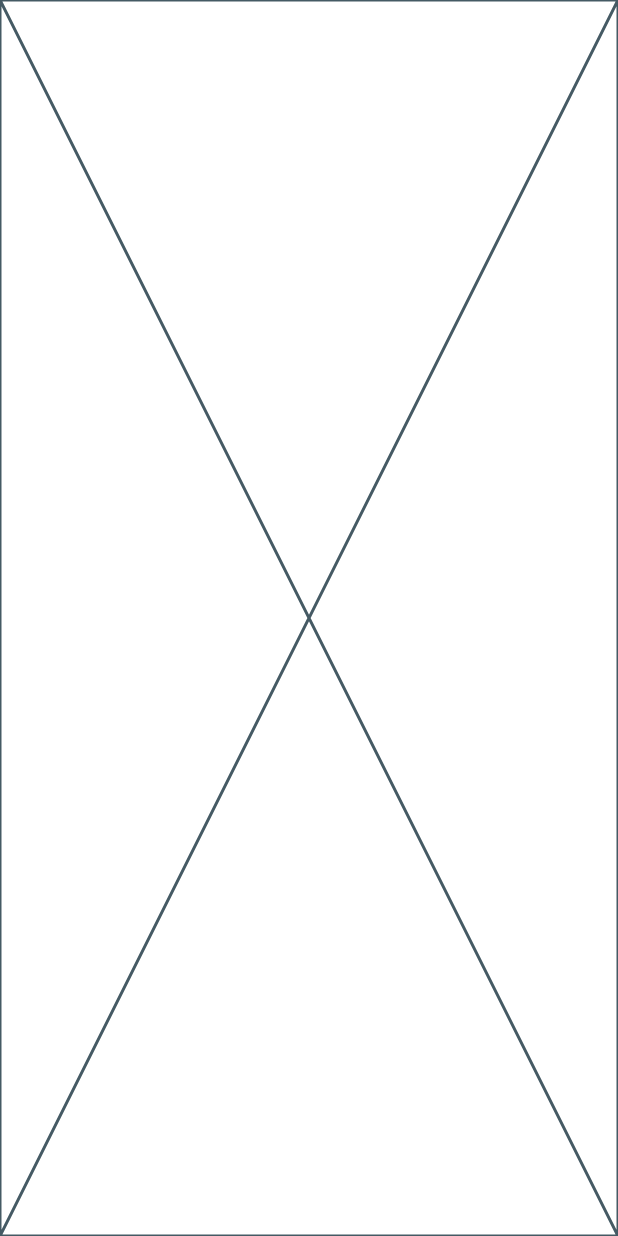
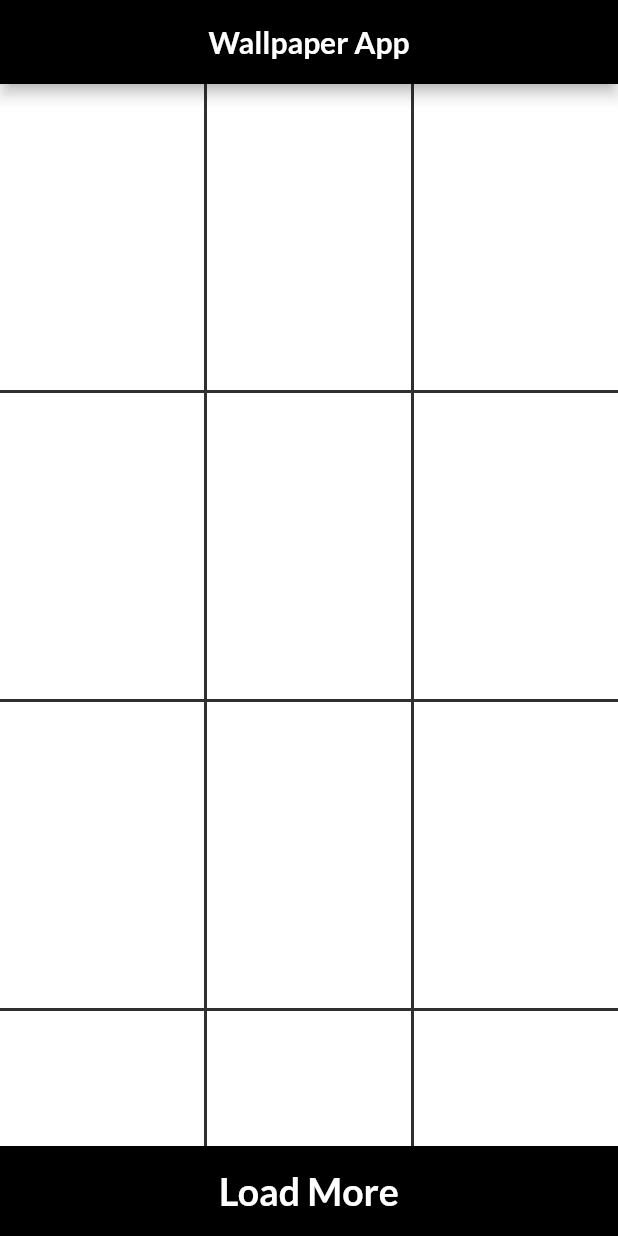
Before and after one commit to vineet-vishwakarma/Wallpaper_App, a Flutter app: the screen it shows after launch, on a phone screen of 412 x 824 dp. Run offline on Flutter 3.47's test engine with Material 2 defaults, Android fonts, the phone set to English and light mode, and no system bars; our stand-ins replace google_fonts.

Commit message:
Basic layout of app is completed

```diff
--- a/lib/main.dart
+++ b/lib/main.dart
@@ -1,4 +1,5 @@
 import 'package:flutter/material.dart';
+import 'package:wallpaper_app/wallpaper.dart';
 
 void main() {
   runApp(const MyApp());
@@ -9,6 +10,10 @@ class MyApp extends StatelessWidget {
 
   @override
   Widget build(BuildContext context) {
-    return const Placeholder();
+    return MaterialApp(
+      debugShowCheckedModeBanner: false,
+      theme: ThemeData(brightness: Brightness.dark),
+      home: const Wallpaper(),
+    );
   }
 }
--- /dev/null
+++ b/lib/wallpaper.dart
@@ -0,0 +1,70 @@
+import 'package:flutter/material.dart';
+import 'package:google_fonts/google_fonts.dart';
+
+class Wallpaper extends StatefulWidget {
+  const Wallpaper({super.key});
+
+  @override
+  State<Wallpaper> createState() => _WallpaperState();
+}
+
+class _WallpaperState extends State<Wallpaper> {
+  @override
+  Widget build(BuildContext context) {
+    return SafeArea(
+      child: Scaffold(
+        appBar: AppBar(
+          backgroundColor: Colors.black,
+          title: Center(
+            child: Text(
+              'Wallpaper App',
+              style: GoogleFonts.lato(
+                  textStyle: const TextStyle(
+                color: Colors.white,
+                fontWeight: FontWeight.bold,
+              )),
+            ),
+          ),
+        ),
+        body: Column(
+          children: [
+            Expanded(
+              child: Container(
+                child: GridView.builder(
+                  itemCount: 80,
+                  gridDelegate: const SliverGridDelegateWithFixedCrossAxisCount(
+                      crossAxisCount: 3,
+                      crossAxisSpacing: 2,
+                      childAspectRatio: 2 / 3,
+                      mainAxisSpacing: 2),
+                  itemBuilder: (BuildContext context, int index) {
+                    return Container(
+                      color: Colors.white,
+                    );
+                  },
+                ),
+              ),
+            ),
+            Container(
+              height: 60,
+              width: double.infinity,
+              color: Colors.black,
+              child: Center(
+                child: Text(
+                  'Load More',
+                  style: GoogleFonts.lato(
+                    textStyle: const TextStyle(
+                      color: Colors.white,
+                      fontWeight: FontWeight.bold,
+                      fontSize: 25,
+                    ),
+                  ),
+                ),
+              ),
+            )
+          ],
+        ),
+      ),
+    );
+  }
+}
--- a/pubspec.yaml
+++ b/pubspec.yaml
@@ -30,11 +30,13 @@ environment:
 dependencies:
   flutter:
     sdk: flutter
+  http:
 
 
   # The following adds the Cupertino Icons font to your application.
   # Use with the CupertinoIcons class for iOS style icons.
   cupertino_icons: ^1.0.2
+  google_fonts: ^6.1.0
 
 dev_dependencies:
   flutter_test:
```
Also changed, not shown: pubspec.lock.
